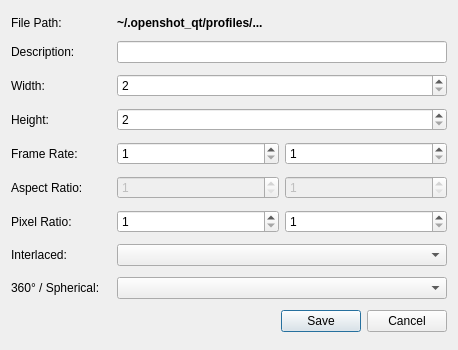
The window that src/windows/ui/profile-edit.ui (JamesWilliam1977/video--) describes before a commit, drawn with Qt 5.
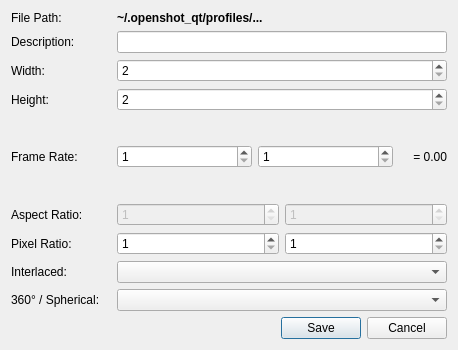
The same window after the commit.

Commit message: - Larger FPS fraction limits in File Properties, Export, and Edit Profile. - Live calculated FPS (2 decimals) labels added to all three dialogs, so you can understand easily that 30000 / 1001 = 29.97. - File Properties now shows live Duration above Frame Rate. - FPS editing is image-sequence-only

What changed in the file:
```diff
--- a/src/windows/ui/profile-edit.ui
+++ b/src/windows/ui/profile-edit.ui
@@ -341,7 +341,7 @@
         <number>1</number>
        </property>
        <property name="maximum">
-        <number>99999</number>
+        <number>2147483647</number>
        </property>
       </widget>
      </item>
@@ -357,7 +357,29 @@
         <number>1</number>
        </property>
        <property name="maximum">
-        <number>9999</number>
+        <number>2147483647</number>
+       </property>
+      </widget>
+     </item>
+     <item>
+      <widget class="QLabel" name="lblFrameRateValueDisplay">
+       <property name="sizePolicy">
+        <sizepolicy hsizetype="Preferred" vsizetype="Preferred">
+         <horstretch>0</horstretch>
+         <verstretch>0</verstretch>
+        </sizepolicy>
+       </property>
+       <property name="minimumSize">
+        <size>
+         <width>48</width>
+         <height>0</height>
+        </size>
+       </property>
+       <property name="text">
+        <string>= 0.00</string>
+       </property>
+       <property name="alignment">
+        <set>Qt::AlignRight|Qt::AlignTrailing|Qt::AlignVCenter</set>
        </property>
       </widget>
      </item>
```
The commit also changes 5 other files.
